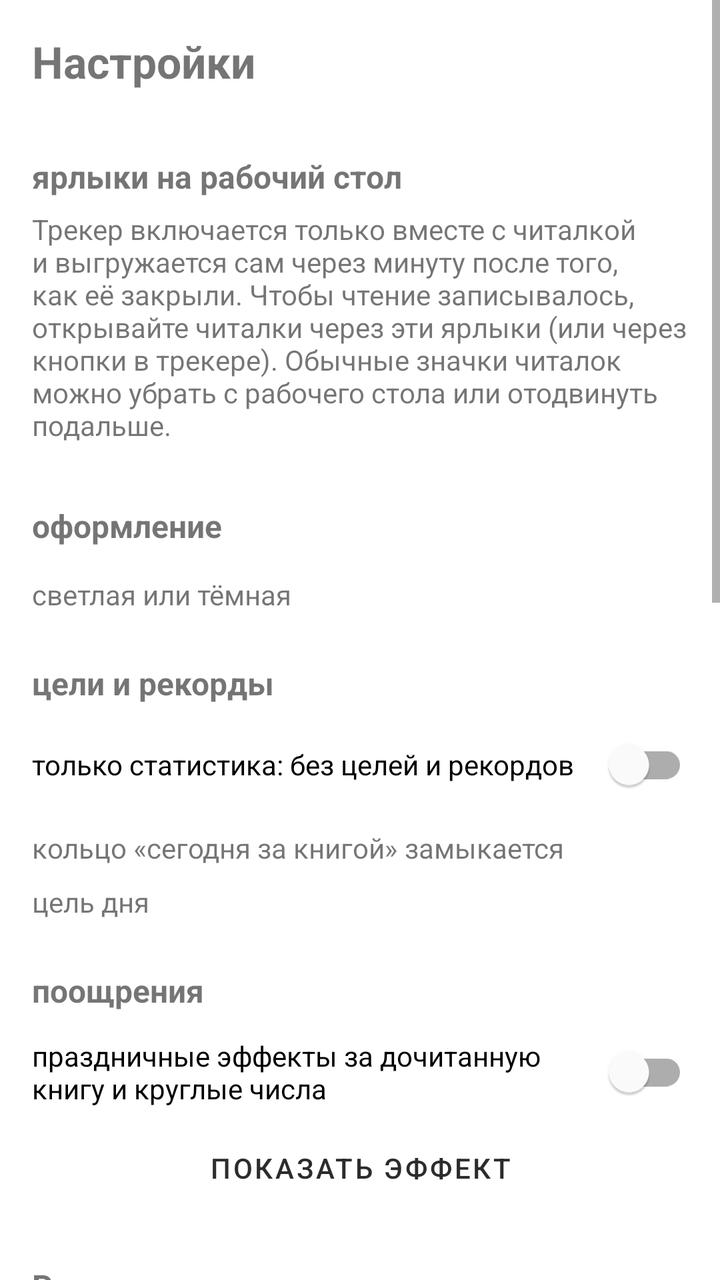
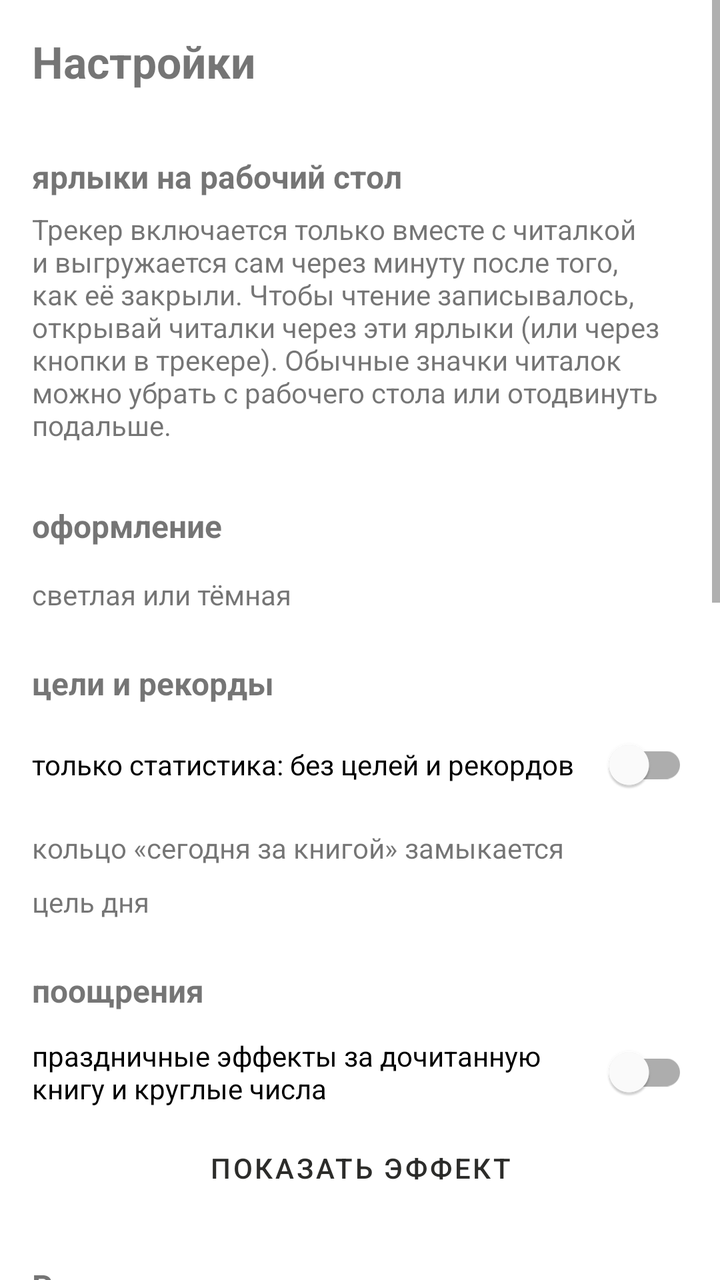

An Android layout rendered at two revisions. The XML below is the earlier revision; the diff shows what the commit changed to produce the second picture.
<!-- AndroidManifest.xml: application theme Theme.ReadingTracker -->
<!-- res/layout/fragment_settings.xml -->
<?xml version="1.0" encoding="utf-8"?>
<ScrollView
    xmlns:android="http://schemas.android.com/apk/res/android"
    android:layout_width="match_parent"
    android:layout_height="match_parent">

    <LinearLayout
        android:layout_width="match_parent"
        android:layout_height="wrap_content"
        android:orientation="vertical"
        android:padding="16dp">

        <TextView
            android:layout_width="wrap_content"
            android:layout_height="wrap_content"
            android:text="Настройки"
            android:textSize="22sp"
            android:textStyle="bold"
            android:layout_marginBottom="8dp" />

        
        <TextView style="@style/SettingsSection" android:text="ярлыки на рабочий стол" />
        <TextView
            android:layout_width="match_parent"
            android:layout_height="wrap_content"
            android:textSize="14sp"
            android:layout_marginBottom="6dp"
            android:text="Трекер включается только вместе с читалкой и выгружается сам через минуту после того, как её закрыли. Чтобы чтение записывалось, открывайте читалки через эти ярлыки (или через кнопки в трекере). Обычные значки читалок можно убрать с рабочего стола или отодвинуть подальше." />
        <LinearLayout
            android:id="@+id/shortcutButtons"
            android:layout_width="match_parent"
            android:layout_height="wrap_content"
            android:orientation="vertical" />

        
        <TextView style="@style/SettingsSection" android:text="оформление" />
        <com.google.android.material.chip.ChipGroup
            xmlns:app="http://schemas.android.com/apk/res-auto"
            android:id="@+id/styleChips"
            android:layout_width="match_parent"
            android:layout_height="wrap_content"
            app:singleSelection="true"
            app:selectionRequired="true" />
        <TextView
            android:id="@+id/tvNightLabel"
            android:layout_width="wrap_content"
            android:layout_height="wrap_content"
            android:textSize="14sp"
            android:layout_marginTop="8dp"
            android:text="светлая или тёмная" />
        <com.google.android.material.chip.ChipGroup
            xmlns:app="http://schemas.android.com/apk/res-auto"
            android:id="@+id/nightChips"
            android:layout_width="match_parent"
            android:layout_height="wrap_content"
            app:singleSelection="true"
            app:selectionRequired="true" />

        
        <TextView style="@style/SettingsSection" android:text="цели и рекорды" />
        <com.google.android.material.switchmaterial.SwitchMaterial
            android:id="@+id/swStatsOnly"
            android:layout_width="match_parent"
            android:layout_height="wrap_content"
            android:textSize="14sp"
            android:text="только статистика: без целей и рекордов" />

        <LinearLayout
            android:id="@+id/goalBlock"
            android:layout_width="match_parent"
            android:layout_height="wrap_content"
            android:orientation="vertical">
            <TextView
                android:layout_width="match_parent"
                android:layout_height="wrap_content"
                android:textSize="14sp"
                android:layout_marginTop="8dp"
                android:text="кольцо «сегодня за книгой» замыкается" />
            <com.google.android.material.chip.ChipGroup
                xmlns:app="http://schemas.android.com/apk/res-auto"
                android:id="@+id/ringChips"
                android:layout_width="match_parent"
                android:layout_height="wrap_content"
                app:singleSelection="true"
                app:selectionRequired="true" />
            <TextView
                android:id="@+id/tvGoalLabel"
                android:layout_width="match_parent"
                android:layout_height="wrap_content"
                android:textSize="14sp"
                android:layout_marginTop="8dp"
                android:text="цель дня" />
            <com.google.android.material.chip.ChipGroup
                xmlns:app="http://schemas.android.com/apk/res-auto"
                android:id="@+id/goalChips"
                android:layout_width="match_parent"
                android:layout_height="wrap_content"
                app:singleSelection="true"
                app:selectionRequired="true" />
        </LinearLayout>

        
        <TextView style="@style/SettingsSection" android:text="поощрения" />
        <com.google.android.material.switchmaterial.SwitchMaterial
            android:id="@+id/swEffects"
            android:layout_width="match_parent"
            android:layout_height="wrap_content"
            android:textSize="14sp"
            android:text="праздничные эффекты за дочитанную книгу и круглые числа" />
        <Button
            android:id="@+id/btnTryEffect"
            android:layout_width="match_parent"
            android:layout_height="wrap_content"
            android:text="показать эффект"
            style="@style/Widget.MaterialComponents.Button.TextButton" />

        
        <TextView style="@style/SettingsSection" android:text="Резервная копия" />
        <TextView
            android:id="@+id/tvBackupStatus"
            android:layout_width="match_parent"
            android:layout_height="wrap_content"
            android:textSize="14sp"
            android:layout_marginBottom="6dp" />
        <Button
            android:id="@+id/btnBackupFolder"
            android:layout_width="match_parent"
            android:layout_height="wrap_content"
            android:text="Выбрать папку для копий"
            style="@style/Widget.MaterialComponents.Button.OutlinedButton" />
        <Button
            android:id="@+id/btnBackupNow"
            android:layout_width="match_parent"
            android:layout_height="wrap_content"
            android:text="Сохранить копию сейчас"
            style="@style/Widget.MaterialComponents.Button.OutlinedButton" />
        <Button
            android:id="@+id/btnRestore"
            android:layout_width="match_parent"
            android:layout_height="wrap_content"
            android:text="Восстановить из копии"
            style="@style/Widget.MaterialComponents.Button.OutlinedButton" />

        
        <TextView style="@style/SettingsSection" android:text="Пауза и разведка" />
        <TextView
            android:id="@+id/tvA11yStatus"
            android:layout_width="match_parent"
            android:layout_height="wrap_content"
            android:textSize="14sp"
            android:layout_marginBottom="6dp" />
        <Button
            android:id="@+id/btnA11y"
            android:layout_width="match_parent"
            android:layout_height="wrap_content"
            android:text="Открыть специальные возможности"
            style="@style/Widget.MaterialComponents.Button.OutlinedButton" />
        <Button
            android:id="@+id/btnAppInfo"
            android:layout_width="match_parent"
            android:layout_height="wrap_content"
            android:text="Открыть «О приложении»"
            style="@style/Widget.MaterialComponents.Button.OutlinedButton" />
        <TextView
            android:id="@+id/tvScout"
            android:layout_width="match_parent"
            android:layout_height="wrap_content"
            android:textSize="13sp"
            android:textColor="?android:attr/textColorSecondary"
            android:layout_marginTop="8dp" />
        <Button
            android:id="@+id/btnShareScout"
            android:layout_width="match_parent"
            android:layout_height="wrap_content"
            android:text="Отправить журнал разведки"
            style="@style/Widget.MaterialComponents.Button.OutlinedButton" />
        <Button
            android:id="@+id/btnClearScout"
            android:layout_width="match_parent"
            android:layout_height="wrap_content"
            android:text="Очистить журнал"
            style="@style/Widget.MaterialComponents.Button.TextButton" />

        
        <TextView style="@style/SettingsSection" android:text="Проверка" />
        <TextView
            android:id="@+id/tvReport"
            android:layout_width="match_parent"
            android:layout_height="wrap_content"
            android:textSize="12sp"
            android:textIsSelectable="true"
            android:fontFamily="monospace"
            android:layout_marginBottom="8dp" />
        <Button
            android:id="@+id/btnTestBubble"
            android:layout_width="match_parent"
            android:layout_height="wrap_content"
            android:text="Показать пузырёк для проверки"
            style="@style/Widget.MaterialComponents.Button.OutlinedButton" />
        <Button
            android:id="@+id/btnCopy"
            android:layout_width="match_parent"
            android:layout_height="wrap_content"
            android:text="Скопировать отчёт"
            style="@style/Widget.MaterialComponents.Button.OutlinedButton" />
        <Button
            android:id="@+id/btnClearError"
            android:layout_width="match_parent"
            android:layout_height="wrap_content"
            android:text="Стереть ошибку"
            style="@style/Widget.MaterialComponents.Button.TextButton" />
    </LinearLayout>
</ScrollView>
<!-- resources referenced by this layout -->
<resources>
  <color name="rt_ink">#2C2C2A</color>
  <color name="rt_bg">#FFFFFF</color>
  <!-- drawable rt_tile_16 (drawable) -->
  <?xml version="1.0" encoding="utf-8"?>
  <shape xmlns:android="http://schemas.android.com/apk/res/android" android:shape="rectangle">
      <solid android:color="@color/rt_tile" />
      <stroke android:width="1dp" android:color="@color/rt_tile_stroke" />
      <corners android:radius="16dp" />
  </shape>
  <!-- drawable rt_tile_18 (drawable) -->
  <?xml version="1.0" encoding="utf-8"?>
  <shape xmlns:android="http://schemas.android.com/apk/res/android" android:shape="rectangle">
      <solid android:color="@color/rt_tile" />
      <stroke android:width="1dp" android:color="@color/rt_tile_stroke" />
      <corners android:radius="18dp" />
  </shape>
  <!-- drawable rt_ring_tile (drawable) -->
  <?xml version="1.0" encoding="utf-8"?>
  <shape xmlns:android="http://schemas.android.com/apk/res/android" android:shape="rectangle">
      <solid android:color="@color/rt_ring_bg" />
      <stroke android:width="1dp" android:color="@color/rt_ring_stroke" />
      <corners android:radius="18dp" />
  </shape>
  <!-- drawable rt_reader_btn (drawable) -->
  <?xml version="1.0" encoding="utf-8"?>
  <shape xmlns:android="http://schemas.android.com/apk/res/android" android:shape="rectangle">
      <solid android:color="@android:color/transparent" />
      <stroke android:width="1.5dp" android:color="@color/rt_reader_stroke" />
      <corners android:radius="12dp" />
  </shape>
  <color name="rt_ink2">#5F5E5A</color>
  <color name="rt_ink3">#B4B2A9</color>
  <color name="rt_tile">#F6F5F1</color>
  <color name="rt_tile_stroke">#B4B2A9</color>
  <color name="rt_strong">#2C2C2A</color>
  <color name="rt_on_strong">#F4F2EC</color>
  <color name="rt_on_strong2">#D3D1C7</color>
  <color name="rt_ring_bg">#2C2C2A</color>
  <color name="rt_ring_stroke">#2C2C2A</color>
  <color name="rt_ring_fg">#F1EFE9</color>
  <color name="rt_ring_sub">#D3D1C7</color>
  <color name="rt_ring_track">#5F5E5A</color>
  <color name="rt_ring_prog">#ECEAE3</color>
  <color name="rt_ring_track2">#444441</color>
  <color name="rt_ring_prog2">#B4B2A9</color>
  <color name="rt_bar0">#D3D1C7</color>
  <color name="rt_bar1">#B4B2A9</color>
  <color name="rt_bar2">#888780</color>
  <color name="rt_bar3">#5F5E5A</color>
  <color name="rt_bar4">#2C2C2A</color>
  <color name="rt_bar_zero_text">#B4B2A9</color>
  <color name="rt_cover">#F6F5F1</color>
  <color name="rt_cover_stroke">#2C2C2A</color>
  <color name="rt_cover_hinge">#D3D1C7</color>
  <color name="rt_board">#EDEBE4</color>
  <color name="rt_pages">#F5F3EE</color>
  <color name="rt_page_line">#B4B2A9</color>
  <color name="rt_spine">#DCDAD2</color>
  <color name="rt_band">#F9F7F2</color>
  <color name="rt_band_stroke">#2C2C2A</color>
  <color name="rt_band_rule">#D3D1C7</color>
  <color name="rt_band_text">#2C2C2A</color>
  <color name="rt_band_fold">#D3D1C7</color>
  <color name="rt_band_shadow">#292C2C2A</color>
  <color name="rt_brick">#888780</color>
  <color name="rt_brick_today">#2C2C2A</color>
  <color name="rt_brick_empty">#B4B2A9</color>
  <color name="rt_book_d">#2C2C2A</color>
  <color name="rt_book_m">#5F5E5A</color>
  <color name="rt_book_l">#888780</color>
  <color name="rt_book_cap">#141413</color>
  <color name="rt_ghost">#9C9A92</color>
  <color name="rt_ghost_stripe">#D3D1C7</color>
  <color name="rt_shelf">#2C2C2A</color>
  <color name="rt_block_ghost">#888780</color>
  <color name="rt_block_ghost_big">#B4B2A9</color>
  <color name="rt_reader_stroke">#888780</color>
  <color name="rt_nav_line">#D3D1C7</color>
  <color name="rt_cover2">#B4B2A9</color>
  <color name="rt_cover3">#5F5E5A</color>
  <color name="rt_cover4">#888780</color>
  <color name="rt_accent">#2C2C2A</color>
  <color name="rt_screen_bg">#FFFFFF</color>
  <color name="rt_chart_grid">#E2E1DC</color>
  <color name="rt_heat0">#EBEAE6</color>
  <!-- unchanged entries left out for length: 2 -->
</resources>

<!-- the commit's change to res/layout/fragment_settings.xml (unified diff, before → after) -->
@@ -25,7 +25,7 @@
             android:layout_height="wrap_content"
             android:textSize="14sp"
             android:layout_marginBottom="6dp"
-            android:text="Трекер включается только вместе с читалкой и выгружается сам через минуту после того, как её закрыли. Чтобы чтение записывалось, открывайте читалки через эти ярлыки (или через кнопки в трекере). Обычные значки читалок можно убрать с рабочего стола или отодвинуть подальше." />
+            android:text="Трекер включается только вместе с читалкой и выгружается сам через минуту после того, как её закрыли. Чтобы чтение записывалось, открывай читалки через эти ярлыки (или через кнопки в трекере). Обычные значки читалок можно убрать с рабочего стола или отодвинуть подальше." />
         <LinearLayout
             android:id="@+id/shortcutButtons"
             android:layout_width="match_parent"
